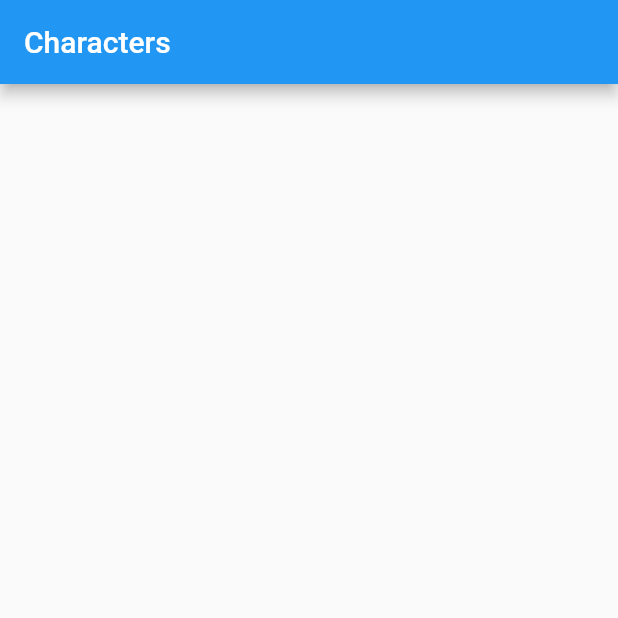
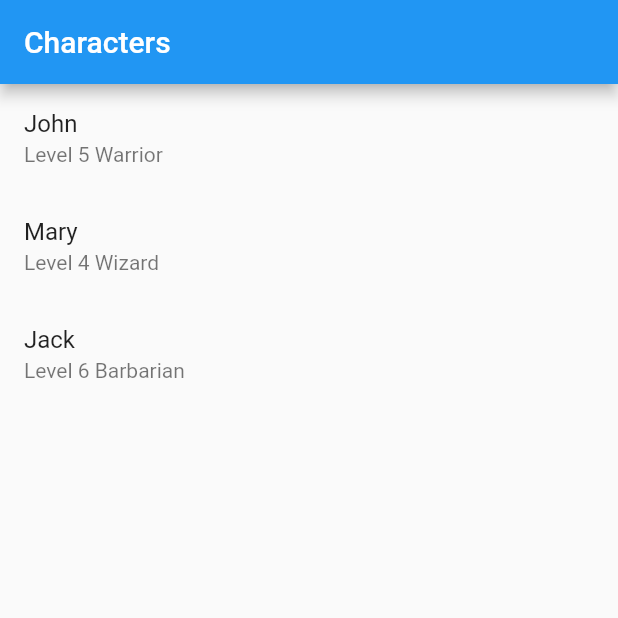
Before and after one commit to flavionm/rpg_sheet, a Flutter app: the screen it shows after launch, on a phone screen of 412 x 824 dp, the top half of it. Run offline on Flutter 3.47's test engine with Material 2 defaults, Android fonts, the phone set to English and light mode, and no system bars; generated files the repository leaves out were written again.

Commit message:
Add character list

```diff
--- a/lib/screen/home.dart
+++ b/lib/screen/home.dart
@@ -10,6 +10,44 @@ class Home extends StatelessWidget {
       appBar: AppBar(
         title: Text(AppLocalizations.of(context)!.home_title),
       ),
+      body: charList.isNotEmpty
+          ? ListView.builder(
+              itemCount: charList.length,
+              itemBuilder: (context, index) {
+                return CharacterListItem(charList[index]);
+              },
+            )
+          : const Center(
+              child: Text('Nothing to see here'),
+            ),
     );
   }
 }
+
+class CharacterListItem extends StatelessWidget {
+  final _Character character;
+
+  const CharacterListItem(this.character, {Key? key}) : super(key: key);
+
+  @override
+  Widget build(BuildContext context) {
+    return ListTile(
+      title: Text(character.name),
+      subtitle: Text('Level ${character.level} ${character.cClass}'),
+    );
+  }
+}
+
+const charList = <_Character>[
+  _Character('John', 5, 'Warrior'),
+  _Character('Mary', 4, 'Wizard'),
+  _Character('Jack', 6, 'Barbarian'),
+];
+
+class _Character {
+  final String name;
+  final int level;
+  final String cClass;
+
+  const _Character(this.name, this.level, this.cClass);
+}
```
